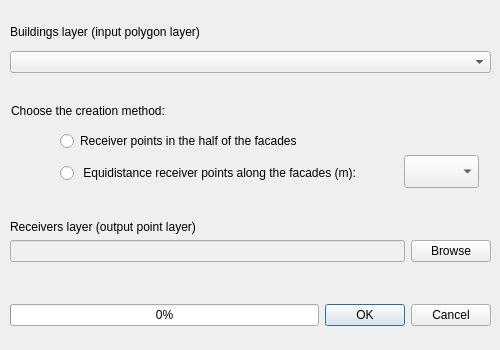
Above: tools/ui_CreateReceiverPoints.ui from Arpapiemonte/openoise-map before the change. Below: the same form after it.
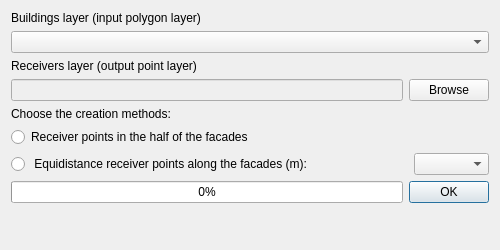
That is the form after the change. Custom widgets are drawn as their Qt base class.

The edit to the form file:
```diff
--- a/tools/ui_CreateReceiverPoints.ui
+++ b/tools/ui_CreateReceiverPoints.ui
@@ -10,11 +10,11 @@
     <x>0</x>
     <y>0</y>
     <width>500</width>
-    <height>350</height>
+    <height>250</height>
    </rect>
   </property>
   <property name="sizePolicy">
-   <sizepolicy hsizetype="Fixed" vsizetype="Fixed">
+   <sizepolicy hsizetype="Preferred" vsizetype="Preferred">
     <horstretch>0</horstretch>
     <verstretch>0</verstretch>
    </sizepolicy>
@@ -22,13 +22,13 @@
   <property name="minimumSize">
    <size>
     <width>500</width>
-    <height>350</height>
+    <height>200</height>
    </size>
   </property>
   <property name="maximumSize">
    <size>
     <width>500</width>
-    <height>350</height>
+    <height>250</height>
    </size>
   </property>
   <property name="sizeIncrement">
@@ -43,15 +43,8 @@
   <property name="locale">
    <locale language="Italian" country="Italy"/>
   </property>
-  <widget class="QWidget" name="verticalLayoutWidget">
-   <property name="geometry">
-    <rect>
-     <x>10</x>
-     <y>19</y>
-     <width>481</width>
-     <height>61</height>
-    </rect>
-   </property>
+  <layout class="QVBoxLayout" name="verticalLayout">
+   <item>
    <layout class="QVBoxLayout" name="buildings_layer_verticalLayout">
     <property name="sizeConstraint">
      <enum>QLayout::SetNoConstraint</enum>
@@ -70,19 +63,11 @@
      </widget>
     </item>
     <item>
-     <widget class="QComboBox" name="buildings_layer_comboBox"/>
-    </item>
-   </layout>
-  </widget>
-  <widget class="QWidget" name="verticalLayoutWidget_2">
-   <property name="geometry">
-    <rect>
-     <x>10</x>
-     <y>220</y>
-     <width>481</width>
-     <height>61</height>
-    </rect>
-   </property>
+      <widget class="QgsMapLayerComboBox" name="buildings_layer_comboBox"/>
+     </item>
+    </layout>
+   </item>
+   <item>
    <layout class="QVBoxLayout" name="receivers_layer_verticalLayout">
     <property name="sizeConstraint">
      <enum>QLayout::SetMaximumSize</enum>
@@ -134,90 +119,32 @@
      </layout>
     </item>
    </layout>
-  </widget>
-  <widget class="QWidget" name="horizontalLayoutWidget_2">
-   <property name="geometry">
-    <rect>
-     <x>10</x>
-     <y>300</y>
-     <width>481</width>
-     <height>31</height>
-    </rect>
-   </property>
-   <layout class="QHBoxLayout" name="horizontalLayout">
-    <item>
-     <widget class="QProgressBar" name="progressBar">
-      <property name="value">
-       <number>0</number>
-      </property>
-     </widget>
     </item>
     <item>
-     <widget class="QDialogButtonBox" name="buttonBox">
-      <property name="sizePolicy">
-       <sizepolicy hsizetype="Fixed" vsizetype="Fixed">
-        <horstretch>0</horstretch>
-        <verstretch>0</verstretch>
-       </sizepolicy>
-      </property>
-      <property name="orientation">
-       <enum>Qt::Horizontal</enum>
-      </property>
-      <property name="standardButtons">
-       <set>QDialogButtonBox::Cancel|QDialogButtonBox::Ok</set>
-      </property>
-     </widget>
-    </item>
-   </layout>
-  </widget>
   <widget class="QLabel" name="label">
-   <property name="geometry">
-    <rect>
-     <x>11</x>
-     <y>102</y>
-     <width>241</width>
-     <height>17</height>
-    </rect>
-   </property>
    <property name="text">
-    <string>Choose the creation method:</string>
-   </property>
-  </widget>
+      <string>Choose the creation methods:</string>
+     </property>
+    </widget>
+   </item>
+   <item>
+    <layout class="QGridLayout" name="gridLayout">
+     <item row="0" column="0">
   <widget class="QRadioButton" name="middle_pts_radioButton">
-   <property name="geometry">
-    <rect>
-     <x>60</x>
-     <y>130</y>
-     <width>291</width>
-     <height>22</height>
-    </rect>
-   </property>
    <property name="text">
     <string>Receiver points in the half of the facades</string>
    </property>
   </widget>
+     </item>
+     <item row="1" column="0">
   <widget class="QRadioButton" name="spaced_pts_radioButton">
-   <property name="geometry">
-    <rect>
-     <x>60</x>
-     <y>162</y>
-     <width>331</width>
-     <height>22</height>
-    </rect>
-   </property>
    <property name="text">
     <string> Equidistance receiver points along the facades (m):</string>
    </property>
   </widget>
+     </item>
+     <item row="1" column="1">
   <widget class="QComboBox" name="spaced_pts_comboBox">
-   <property name="geometry">
-    <rect>
-     <x>404</x>
-     <y>155</y>
-     <width>75</width>
-     <height>33</height>
-    </rect>
-   </property>
    <property name="minimumSize">
     <size>
      <width>75</width>
@@ -231,7 +158,58 @@
     </size>
    </property>
   </widget>
- </widget>
+     </item>
+    </layout>
+   </item>
+   <item>
+    <layout class="QHBoxLayout" name="horizontalLayout">
+     <item>
+      <widget class="QProgressBar" name="progressBar">
+       <property name="value">
+        <number>0</number>
+       </property>
+      </widget>
+     </item>
+     <item>
+      <widget class="QDialogButtonBox" name="buttonBox">
+       <property name="sizePolicy">
+        <sizepolicy hsizetype="Fixed" vsizetype="Fixed">
+         <horstretch>0</horstretch>
+         <verstretch>0</verstretch>
+        </sizepolicy>
+       </property>
+       <property name="orientation">
+        <enum>Qt::Horizontal</enum>
+       </property>
+       <property name="standardButtons">
+        <set>QDialogButtonBox::Ok</set>
+       </property>
+      </widget>
+     </item>
+    </layout>
+   </item>
+   <item>
+    <spacer name="verticalSpacer">
+     <property name="orientation">
+      <enum>Qt::Vertical</enum>
+     </property>
+     <property name="sizeHint" stdset="0">
+      <size>
+       <width>20</width>
+       <height>40</height>
+      </size>
+     </property>
+    </spacer>
+   </item>
+  </layout>
+ </widget>
+ <customwidgets>
+  <customwidget>
+   <class>QgsMapLayerComboBox</class>
+   <extends>QComboBox</extends>
+   <header>qgis.gui</header>
+  </customwidget>
+ </customwidgets>
  <resources/>
  <connections>
   <connection>
```
Lines whose indentation alone changed are shown as unchanged.
